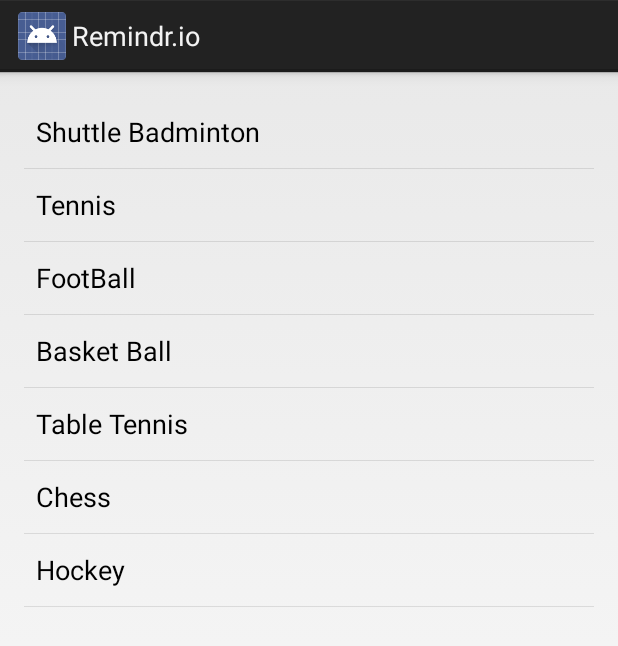
After one commit to zeroXbrock/Remindr.io, an Android app: the layout list_frag.xml on its own in the app's theme, with its tools: preview values and no code run, on a phone screen of 412 x 824 dp. The commit adds this screen. Shown: the top 646 px of the screen. Run offline under Robolectric (Android 15) with nearby library versions, the phone set to English and light mode, and no system bars.

Commit message:
Implement list fragment, beginnings of map fragment

```diff
--- a/Remindr.io/build.gradle
+++ b/Remindr.io/build.gradle
@@ -21,4 +21,5 @@ android {
 dependencies {
     compile 'com.android.support:support-v4:+'
     compile fileTree(dir: 'libs', include: ['*.jar'])
+	compile 'com.google.android.gms:play-services:4.0.30'
 }
--- /dev/null
+++ b/Remindr.io/src/main/res/layout/list_frag.xml
@@ -0,0 +1,18 @@
+<RelativeLayout xmlns:android="http://schemas.android.com/apk/res/android"
+    xmlns:tools="http://schemas.android.com/tools"
+    android:layout_width="match_parent"
+    android:layout_height="match_parent"
+    android:paddingLeft="@dimen/activity_horizontal_margin"
+    android:paddingRight="@dimen/activity_horizontal_margin"
+    android:paddingTop="@dimen/activity_vertical_margin"
+    android:paddingBottom="@dimen/activity_vertical_margin"
+    tools:context="com.remindr.io.MainActivity$PlaceholderFragment">
+
+    <ListView
+        android:id="@+id/sportslist"
+        android:layout_width="fill_parent"
+        android:layout_height="fill_parent"
+        android:entries="@array/sports_array"
+        />
+
+</RelativeLayout>
--- /dev/null
+++ b/Remindr.io/src/main/res/layout/map_fragment.xml
@@ -0,0 +1,6 @@
+<?xml version="1.0" encoding="utf-8"?>
+<fragment xmlns:android="http://schemas.android.com/apk/res/android"
+    android:id="@+id/map"
+    android:layout_width="match_parent"
+    android:layout_height="match_parent"
+    android:name="com.google.android.gms.maps.MapFragment"/>
--- a/Remindr.io/src/main/res/values/strings.xml
+++ b/Remindr.io/src/main/res/values/strings.xml
@@ -10,4 +10,14 @@
     <string name="action_example">Example action</string>
     <string name="action_settings">Settings</string>
 
+    <string-array name="sports_array">
+        <item>Shuttle Badminton</item>
+        <item>Tennis</item>
+        <item>FootBall</item>
+        <item>Basket Ball</item>
+        <item>Table Tennis</item>
+        <item>Chess</item>
+        <item>Hockey</item>
+    </string-array>
+
 </resources>
```
Also changed, not shown: Remindr.io/src/main/AndroidManifest.xml (+18 -0 lines), Remindr.io/src/main/java/com/remindr/io/ListViewFragment.java (added, +40 -0 lines), Remindr.io/src/main/java/com/remindr/io/NavigationDrawerFragment.java (+24 -3 lines), Remindr.io/src/main/java/com/remindr/io/TextViewFragment.java (added, +24 -0 lines), Remindr.io/src/main/res/layout/list_column.xml (added, +13 -0 lines), 2 other files.
